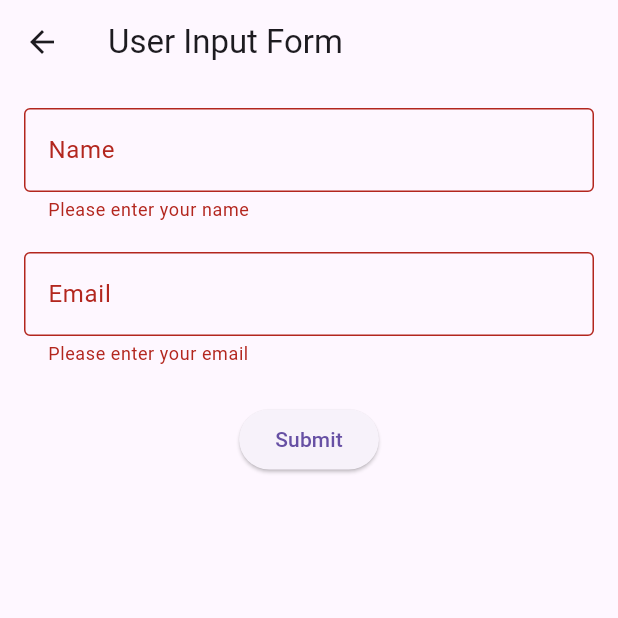
After one commit to Jannat150/MicroWealth, a Flutter app: the UserInputForm screen opened by its route, after a tap on "Submit", on a phone screen of 412 x 824 dp, the top half of it. The commit adds this screen. Run offline on Flutter 3.47's test engine with Material 3 defaults, Android fonts, the phone set to English and light mode, and no system bars; our stand-ins replace cloud_firestore, firebase_auth, firebase_core; accounts and stored records are empty.

Commit message:
feat: implemented user input form with validation

```diff
--- a/microwealth/lib/main.dart
+++ b/microwealth/lib/main.dart
@@ -7,6 +7,7 @@ import 'screens/login_screen.dart';
 import 'screens/signup_screen.dart';
 import 'screens/stateless_stateful_demo.dart';
 import 'screens/scrollable_views.dart';
+import 'screens/user_input_form.dart';
 
 void main() async {
   // Ensures Flutter is initialized before Firebase
@@ -43,6 +44,7 @@ class MyApp extends StatelessWidget {
         '/welcome': (context) => WelcomeScreen(),
         '/stateless-stateful-demo': (context) => StatelessStatefulDemo(),
         '/scrollable-views': (context) => ScrollableViews(),
+        '/user-input-form': (context) => UserInputForm(),
       },
     );
   }
--- /dev/null
+++ b/microwealth/lib/screens/user_input_form.dart
@@ -0,0 +1,101 @@
+import 'package:flutter/material.dart';
+
+class UserInputForm extends StatefulWidget {
+  const UserInputForm({super.key});
+
+  @override
+  State<UserInputForm> createState() => _UserInputFormState();
+}
+
+class _UserInputFormState extends State<UserInputForm> {
+
+  final _formKey = GlobalKey<FormState>();
+
+  final TextEditingController nameController = TextEditingController();
+  final TextEditingController emailController = TextEditingController();
+
+  @override
+  Widget build(BuildContext context) {
+    return Scaffold(
+      appBar: AppBar(
+        title: const Text("User Input Form"),
+      ),
+
+      body: Padding(
+        padding: const EdgeInsets.all(16),
+
+        child: Form(
+          key: _formKey,
+
+          child: Column(
+            children: [
+
+              // Name Field
+              TextFormField(
+                controller: nameController,
+                decoration: const InputDecoration(
+                  labelText: "Name",
+                  border: OutlineInputBorder(),
+                ),
+
+                validator: (value) {
+                  if (value == null || value.isEmpty) {
+                    return "Please enter your name";
+                  }
+                  return null;
+                },
+              ),
+
+              const SizedBox(height: 20),
+
+              // Email Field
+              TextFormField(
+                controller: emailController,
+                decoration: const InputDecoration(
+                  labelText: "Email",
+                  border: OutlineInputBorder(),
+                ),
+
+                keyboardType: TextInputType.emailAddress,
+
+                validator: (value) {
+                  if (value == null || value.isEmpty) {
+                    return "Please enter your email";
+                  }
+
+                  if (!value.contains("@")) {
+                    return "Enter a valid email";
+                  }
+
+                  return null;
+                },
+              ),
+
+              const SizedBox(height: 25),
+
+              // Submit Button
+              ElevatedButton(
+
+                onPressed: () {
+
+                  if (_formKey.currentState!.validate()) {
+
+                    ScaffoldMessenger.of(context).showSnackBar(
+                      const SnackBar(
+                        content: Text("Form Submitted Successfully"),
+                      ),
+                    );
+
+                  }
+
+                },
+
+                child: const Text("Submit"),
+              )
+            ],
+          ),
+        ),
+      ),
+    );
+  }
+}
```
